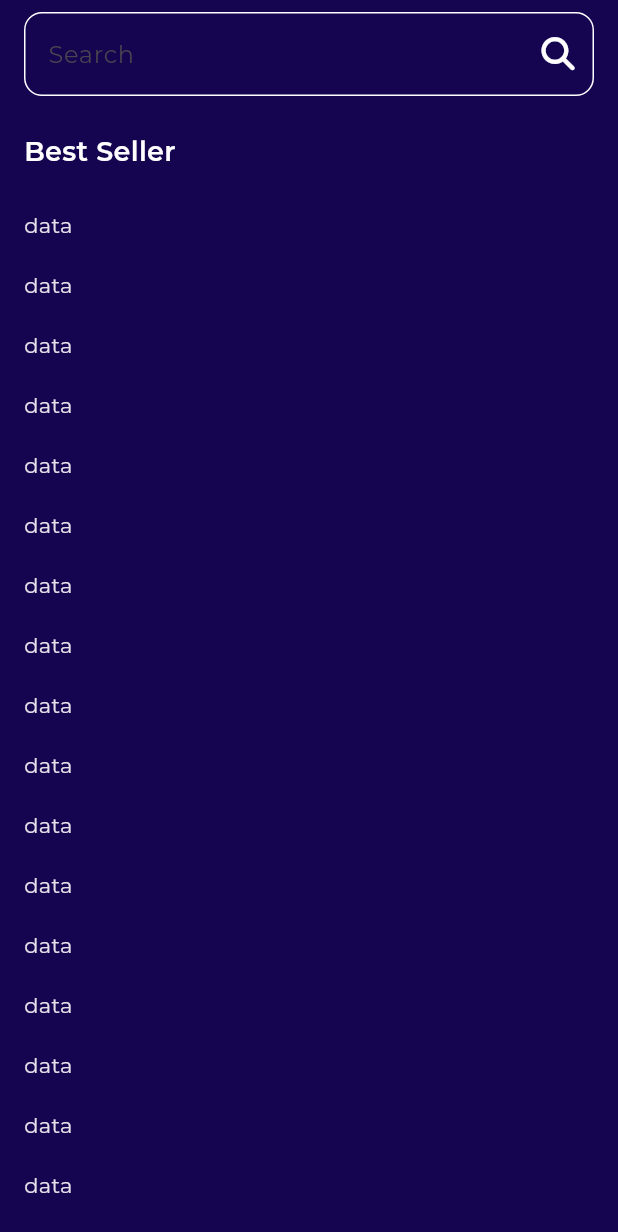
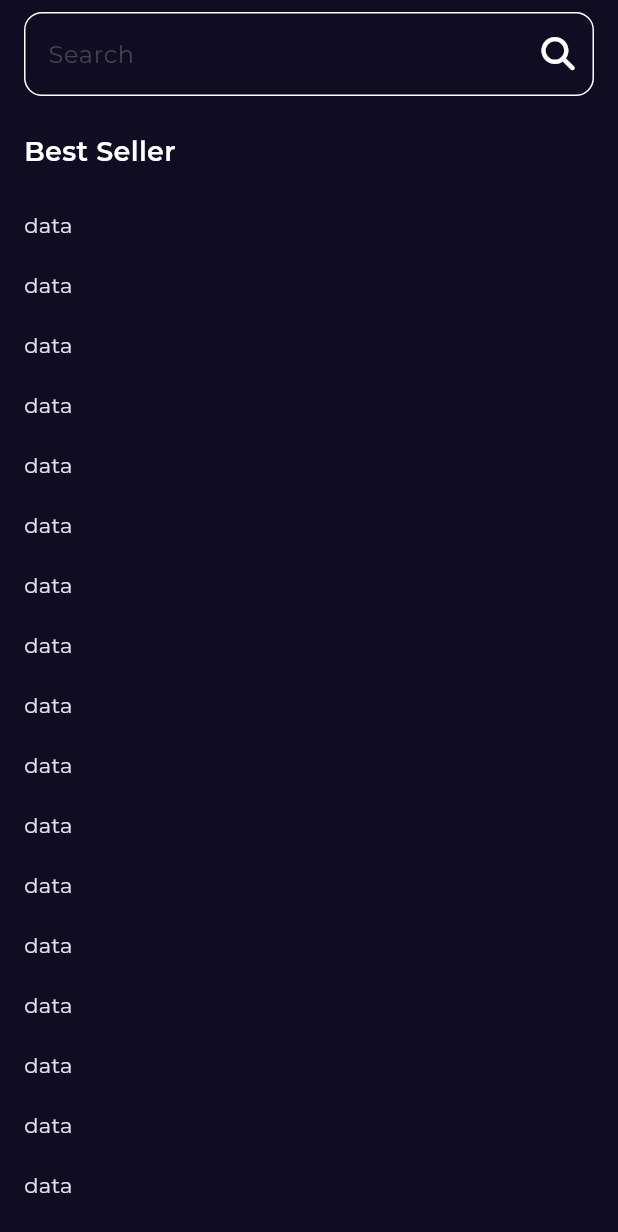
Before and after one commit to Bahnooos/BooklyApp, a Flutter app: the screen it shows after launch, after a tap on an icon or button, on a phone screen of 412 x 824 dp. Shown: the top 1232 px of the screen. Run offline on Flutter 3.47's test engine with Material 3 defaults, Android fonts, the phone set to English and light mode, and no system bars; our stand-ins replace bloc, cached_network_image, dartz, dio, equatable, flutter_bloc and 4 more; network calls fail.

```diff
--- a/lib/constants.dart
+++ b/lib/constants.dart
@@ -5,6 +5,6 @@ const homeView = '/home-view';
 const bookDetailsView = '/book-details-view';
 const searchView = '/search-view';
 
-const myColor = Color.fromARGB(255, 21, 4, 80);
+const myColor = Color(0xff100D22);
 const myDuration = Duration(milliseconds: 250);
 const kGtsectraFine = 'GT Sectra Fine';
--- a/lib/core/widgets/custom_error_message.dart
+++ b/lib/core/widgets/custom_error_message.dart
@@ -6,9 +6,11 @@ class CustomErrorMessage extends StatelessWidget {
   final String errMessage;
   @override
   Widget build(BuildContext context) {
-    return Text(
-      errMessage,
-      style: Styles.textStyle16,
+    return Center(
+      child: Text(
+        errMessage,
+        style: Styles.textStyle16,
+      ),
     );
   }
 }
--- a/lib/core/widgets/custom_indicator.dart
+++ b/lib/core/widgets/custom_indicator.dart
@@ -5,6 +5,6 @@ class CustomIndicator extends StatelessWidget {
 
   @override
   Widget build(BuildContext context) {
-    return const CircularProgressIndicator();
+    return const Center(child:  CircularProgressIndicator());
   }
 }
--- a/lib/features/home/data/repos/home_repo.dart
+++ b/lib/features/home/data/repos/home_repo.dart
@@ -5,4 +5,5 @@ import 'package:dartz/dartz.dart';
 abstract class HomeRepo {
   Future<Either<Failure, List<BookModel>>> fetchNewestBooks();
   Future<Either<Failure, List<BookModel>>> fetchFeaturedBooks();
+  Future<Either<Failure, List<BookModel>>> fetchSimilarBooks({required String category});
 }
--- a/lib/features/home/presentation/views/home_view.dart
+++ b/lib/features/home/presentation/views/home_view.dart
@@ -7,6 +7,6 @@ class HomeView extends StatelessWidget {
 
   @override
   Widget build(BuildContext context) {
-    return const HomeViewBody();
+    return const  Scaffold(body: HomeViewBody());
   }
 }
--- a/lib/features/home/presentation/views/widgets/custom_best_seller_list_view_item.dart
+++ b/lib/features/home/presentation/views/widgets/custom_best_seller_list_view_item.dart
@@ -16,7 +16,7 @@ class CustomBestSellerListViewItem extends StatelessWidget {
   @override
   Widget build(BuildContext context) {
     return GestureDetector(
-      onTap: () => GoRouter.of(context).push(bookDetailsView),
+      onTap: () => GoRouter.of(context).push(bookDetailsView,extra: bookModel),
       child: Row(
         children: [
           SizedBox(
--- /dev/null
+++ b/lib/features/home/presentation/views_model/managers/similar_books_cubit/similar_books_cubit.dart
@@ -0,0 +1,20 @@
+import 'package:bloc/bloc.dart';
+import 'package:booklyapp/features/home/data/models/book_model/book_model.dart';
+import 'package:booklyapp/features/home/data/repos/home_repo.dart';
+import 'package:equatable/equatable.dart';
+
+part 'similar_books_state.dart';
+
+class SimilarBooksCubit extends Cubit<SimilarBooksState> {
+  SimilarBooksCubit(this.homeRepo) : super(SimilarBooksInitial());
+ final HomeRepo homeRepo;
+ Future<void> fetchSimilarBooks({required String category}) async {
+    emit(SimilarBooksLoading());
+    var result = await homeRepo.fetchSimilarBooks(category: category);
+    result.fold((failure) {
+      emit(SimilarBooksFailure(errMessage: failure.errMessage));
+    }, (books) {
+      emit(SimilarBooksSuccess(similarBooks: books));
+    });
+  }
+}
--- a/lib/features/splash/presentation/views/splash_view.dart
+++ b/lib/features/splash/presentation/views/splash_view.dart
@@ -7,6 +7,6 @@ class SplashView extends StatelessWidget {
 
   @override
   Widget build(BuildContext context) {
-    return const SplashViewBody();
+    return const Scaffold(body:  SplashViewBody());
   }
 }
```
Also changed, not shown: lib/core/utils/app_router.dart (+11 -2 lines), lib/features/home/data/repos/home_repo_implement.dart (+17 -0 lines), lib/features/home/presentation/views/book_details_view.dart (+19 -3 lines), lib/features/home/presentation/views/widgets/similar_books_list_view.dart (+15 -1 lines), lib/features/home/presentation/views_model/managers/similar_books_cubit/similar_books_state.dart (added, +21 -0 lines).
